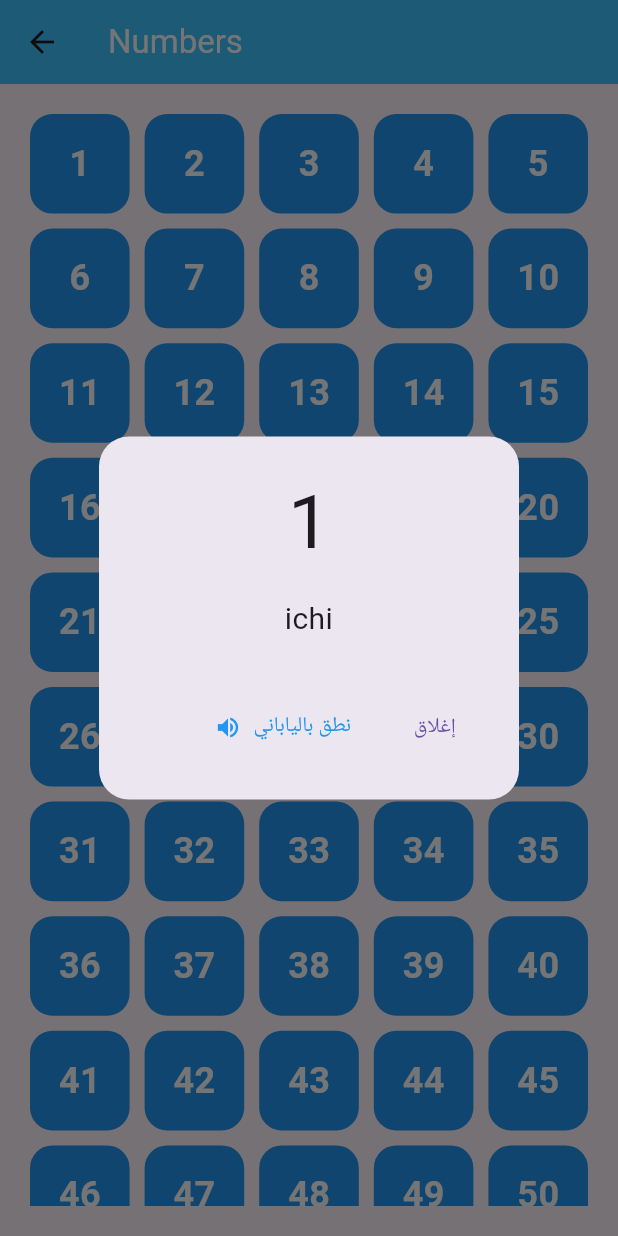
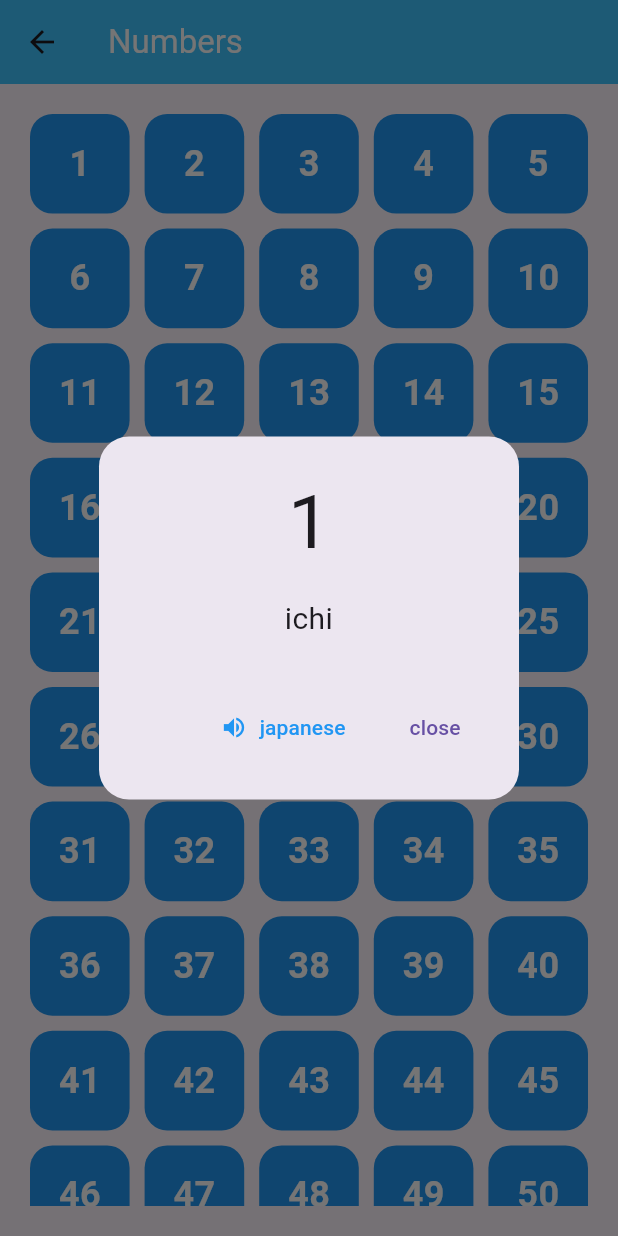
Before and after one commit to mohammedflutterpro/ITOKU_AOU, a Flutter app: the NumbersPage screen opened directly, after a tap on an icon or button, on a phone screen of 412 x 824 dp. Run offline on Flutter 3.47's test engine with Material 3 defaults, Android fonts, the phone set to English and light mode, and no system bars; our stand-ins replace audioplayers, flutter_tts, speech_to_text; missing offline and left inert: kana_kit, translator.

Commit message:
fixing some errors 2

```diff
--- a/lib/screen/0_Home_page.dart
+++ b/lib/screen/0_Home_page.dart
@@ -237,7 +237,7 @@ class _HomePage_TokuState extends State<HomePage_Toku> {
               child: Container(
                 padding: EdgeInsets.symmetric(horizontal: 8, vertical: 4),
                 decoration: BoxDecoration(
-                  color: Colors.green,
+                  color: Colors.white,
                   borderRadius: BorderRadius.circular(12),
                 ),
                 child: Text(
--- a/lib/screen/1_Numbers_Page.dart
+++ b/lib/screen/1_Numbers_Page.dart
@@ -43,12 +43,12 @@ class NumbersPage extends StatelessWidget {
               },
               icon: Icon(Icons.volume_up, color: Colors.blue),
               label: Text(
-                'نطق بالياباني',
+                'japanese ',
                 style: TextStyle(color: Colors.blue),
               ),
             ),
             TextButton(
-              child: Text('إغلاق'),
+              child: Text('close'),
               onPressed: () {
                 Navigator.of(context).pop();
               },
--- a/lib/screen/2_Family_Members.dart
+++ b/lib/screen/2_Family_Members.dart
@@ -77,14 +77,14 @@ class FamilyMembers extends StatelessWidget {
                           },
                           icon: Icon(Icons.volume_up, color: Colors.green),
                           label: Text(
-                            'نطق بالياباني',
+                            'japanese',
                             style: TextStyle(color: Colors.green),
                           ),
                         ),
                         // زر الإغلاق
                         TextButton(
                           child: Text(
-                            'إغلاق',
+                            'close',
                             style: TextStyle(color: Colors.grey[700]),
                           ),
                           onPressed: () {
--- a/lib/screen/5_food.dart
+++ b/lib/screen/5_food.dart
@@ -83,14 +83,14 @@ class food extends StatelessWidget {
                           },
                           icon: Icon(Icons.volume_up, color: Colors.blue),
                           label: Text(
-                            'نطق بالياباني',
+                            'japanese',
                             style: TextStyle(color: Colors.blue),
                           ),
                         ),
                         // Close button
                         TextButton(
                           child: Text(
-                            'إغلاق',
+                            'close',
                             style: TextStyle(color: Colors.grey[700]),
                           ),
                           onPressed: () {
```
